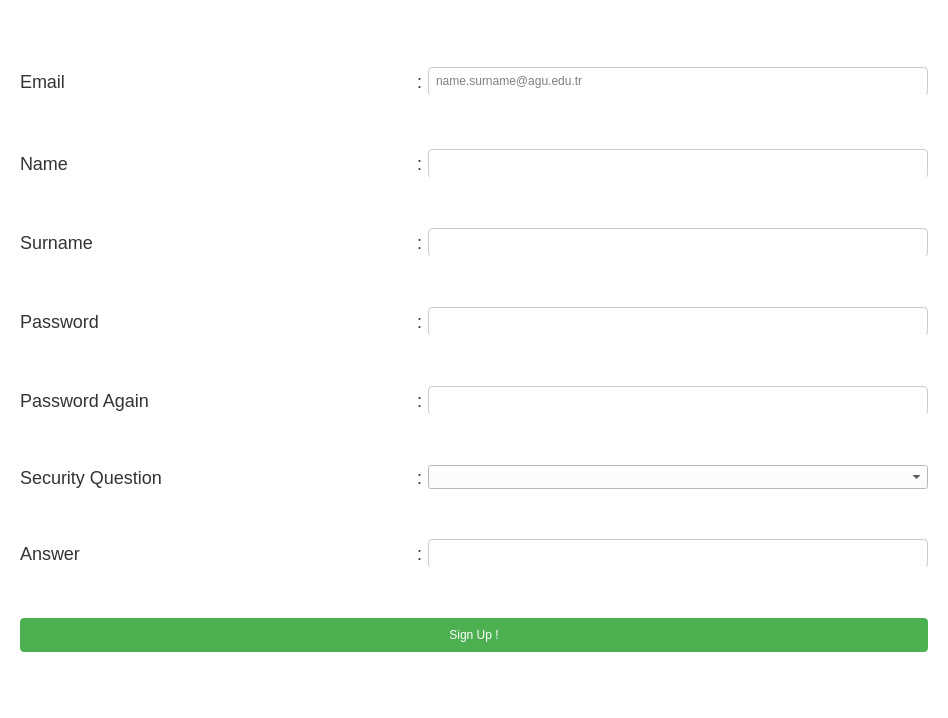
Qt form ui/create_account_window.ui (imndllnuri/students-attendance-app) before a commit.
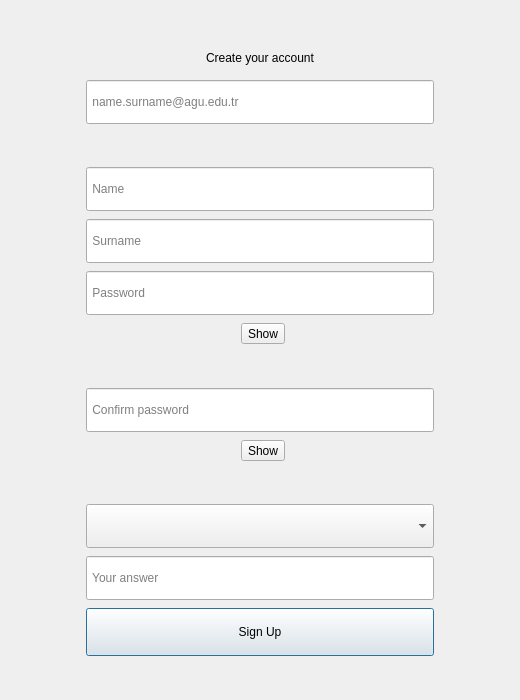
The same form after that commit.

Diff of the .ui file:
```diff
--- a/ui/create_account_window.ui
+++ b/ui/create_account_window.ui
@@ -6,417 +6,163 @@
    <rect>
     <x>0</x>
     <y>0</y>
-    <width>948</width>
-    <height>718</height>
+    <width>520</width>
+    <height>700</height>
    </rect>
   </property>
   <property name="windowTitle">
    <string>Create Account</string>
   </property>
-  <property name="styleSheet">
-   <string notr="true">background-color: rgb(255, 255, 255);</string>
-  </property>
-  <layout class="QGridLayout" name="gridLayout">
-   <item row="0" column="0">
-    <widget class="QWidget" name="widget" native="true">
-     <property name="minimumSize">
-      <size>
-       <width>800</width>
-       <height>600</height>
-      </size>
-     </property>
-     <property name="autoFillBackground">
-      <bool>false</bool>
-     </property>
-     <property name="styleSheet">
-      <string notr="true">/* Style for QLineEdit */
-QLineEdit {
-    border: 1px solid #ccc;
-    border-radius: 4px;
-    padding: 5px;
-}
-
-/* Style for QLabel */
-QLabel {
-    font-size: 18px;
-    color: #333;
-}
-
-/* Style for QPushButton */
-QPushButton {
-    background-color: #4CAF50;
-    color: white;
-    border: none;
-    border-radius: 4px;
-    padding: 10px 20px;
-}
-
-QPushButton:hover {
-    background-color: #45a049;
-}
-</string>
-     </property>
-     <layout class="QVBoxLayout" name="verticalLayout">
+  <layout class="QVBoxLayout" name="root_layout">
+   <property name="leftMargin"><number>0</number></property>
+   <property name="topMargin"><number>0</number></property>
+   <property name="rightMargin"><number>0</number></property>
+   <property name="bottomMargin"><number>0</number></property>
+   <item>
+    <widget class="QWidget" name="background" native="true">
+     <layout class="QVBoxLayout" name="background_layout">
       <item>
-       <layout class="QHBoxLayout" name="emailLayout">
-        <item>
-         <widget class="QLabel" name="email_lbl">
-          <property name="text">
-           <string>Email</string>
-          </property>
-         </widget>
-        </item>
-        <item>
-         <spacer name="horizontalSpacer">
-          <property name="orientation">
-           <enum>Qt::Horizontal</enum>
-          </property>
-          <property name="sizeHint" stdset="0">
-           <size>
-            <width>144</width>
-            <height>35</height>
-           </size>
-          </property>
-         </spacer>
-        </item>
-        <item>
-         <widget class="QLabel" name="label">
-          <property name="text">
-           <string>:</string>
-          </property>
-         </widget>
-        </item>
-        <item>
-         <widget class="QLineEdit" name="email_le">
-          <property name="minimumSize">
-           <size>
-            <width>500</width>
-            <height>0</height>
-           </size>
-          </property>
-          <property name="styleSheet">
-           <string notr="true">background-color: rgb(255, 255, 255);
-border-bottom:2px sold rgba(45,82,101,200);
-color: rgb(0, 0, 0);
-padding-bottom:7px;</string>
-          </property>
-          <property name="placeholderText">
-           <string>name.surname@agu.edu.tr</string>
-          </property>
-         </widget>
-        </item>
-       </layout>
+       <spacer name="top_spacer">
+        <property name="orientation"><enum>Qt::Vertical</enum></property>
+       </spacer>
       </item>
       <item>
-       <layout class="QHBoxLayout" name="nameLayout">
+       <layout class="QHBoxLayout" name="center_layout">
         <item>
-         <widget class="QLabel" name="name_lbl">
-          <property name="text">
-           <string>Name</string>
-          </property>
-         </widget>
-        </item>
-        <item>
-         <spacer name="horizontalSpacer_2">
-          <property name="orientation">
-           <enum>Qt::Horizontal</enum>
-          </property>
-          <property name="sizeHint" stdset="0">
-           <size>
-            <width>144</width>
-            <height>20</height>
-           </size>
-          </property>
+         <spacer name="left_spacer">
+          <property name="orientation"><enum>Qt::Horizontal</enum></property>
          </spacer>
         </item>
         <item>
-         <widget class="QLabel" name="label_2">
-          <property name="text">
-           <string>:</string>
-          </property>
+         <widget class="QFrame" name="card_frame">
+          <property name="minimumSize"><size><width>420</width><height>0</height></size></property>
+          <property name="maximumSize"><size><width>420</width><height>16777215</height></size></property>
+          <layout class="QVBoxLayout" name="card_layout">
+           <property name="leftMargin"><number>36</number></property>
+           <property name="topMargin"><number>28</number></property>
+           <property name="rightMargin"><number>36</number></property>
+           <property name="bottomMargin"><number>28</number></property>
+           <property name="spacing"><number>8</number></property>
+           <item>
+            <widget class="QLabel" name="title_lbl">
+             <property name="alignment"><set>Qt::AlignCenter</set></property>
+             <property name="text"><string>Create your account</string></property>
+            </widget>
+           </item>
+           <item>
+            <widget class="QLineEdit" name="email_le">
+             <property name="minimumSize"><size><width>0</width><height>44</height></size></property>
+             <property name="placeholderText"><string> name.surname@agu.edu.tr</string></property>
+            </widget>
+           </item>
+           <item>
+            <widget class="QLabel" name="email_error_lbl">
+             <property name="visible"><bool>false</bool></property>
+             <property name="wordWrap"><bool>true</bool></property>
+             <property name="text"><string/></property>
+            </widget>
+           </item>
+           <item>
+            <widget class="QLineEdit" name="name_le">
+             <property name="minimumSize"><size><width>0</width><height>44</height></size></property>
+             <property name="placeholderText"><string> Name</string></property>
+            </widget>
+           </item>
+           <item>
+            <widget class="QLineEdit" name="surname_le">
+             <property name="minimumSize"><size><width>0</width><height>44</height></size></property>
+             <property name="placeholderText"><string> Surname</string></property>
+            </widget>
+           </item>
+           <item>
+            <widget class="QLineEdit" name="password_le">
+             <property name="minimumSize"><size><width>0</width><height>44</height></size></property>
+             <property name="echoMode"><enum>QLineEdit::Password</enum></property>
+             <property name="placeholderText"><string> Password</string></property>
+            </widget>
+           </item>
+           <item>
+            <layout class="QHBoxLayout" name="show_password_row">
+             <item>
+              <spacer name="show_password_spacer">
+               <property name="orientation"><enum>Qt::Horizontal</enum></property>
+              </spacer>
+             </item>
+             <item>
+              <widget class="QToolButton" name="show_password_btn">
+               <property name="text"><string>Show</string></property>
+               <property name="checkable"><bool>true</bool></property>
+              </widget>
+             </item>
+            </layout>
+           </item>
+           <item>
+            <widget class="QLabel" name="password_error_lbl">
+             <property name="visible"><bool>false</bool></property>
+             <property name="wordWrap"><bool>true</bool></property>
+             <property name="text"><string/></property>
+            </widget>
+           </item>
+           <item>
+            <widget class="QLineEdit" name="password_again_le">
+             <property name="minimumSize"><size><width>0</width><height>44</height></size></property>
+             <property name="echoMode"><enum>QLineEdit::Password</enum></property>
+             <property name="placeholderText"><string> Confirm password</string></property>
+            </widget>
+           </item>
+           <item>
+            <layout class="QHBoxLayout" name="show_password_again_row">
+             <item>
+              <spacer name="show_password_again_spacer">
+               <property name="orientation"><enum>Qt::Horizontal</enum></property>
+              </spacer>
+             </item>
+             <item>
+              <widget class="QToolButton" name="show_password_again_btn">
+               <property name="text"><string>Show</string></property>
+               <property name="checkable"><bool>true</bool></property>
+              </widget>
+             </item>
+            </layout>
+           </item>
+           <item>
+            <widget class="QLabel" name="password_again_error_lbl">
+             <property name="visible"><bool>false</bool></property>
+             <property name="wordWrap"><bool>true</bool></property>
+             <property name="text"><string/></property>
+            </widget>
+           </item>
+           <item>
+            <widget class="QComboBox" name="security_question_ComboBox">
+             <property name="minimumSize"><size><width>0</width><height>44</height></size></property>
+            </widget>
+           </item>
+           <item>
+            <widget class="QLineEdit" name="answer_le">
+             <property name="minimumSize"><size><width>0</width><height>44</height></size></property>
+             <property name="placeholderText"><string> Your answer</string></property>
+            </widget>
+           </item>
+           <item>
+            <widget class="QPushButton" name="sign_up_btn">
+             <property name="minimumSize"><size><width>0</width><height>48</height></size></property>
+             <property name="text"><string>Sign Up</string></property>
+            </widget>
+           </item>
+          </layout>
          </widget>
         </item>
         <item>
-         <widget class="QLineEdit" name="name_le">
-          <property name="minimumSize">
-           <size>
-            <width>500</width>
-            <height>0</height>
-           </size>
-          </property>
-          <property name="styleSheet">
-           <string notr="true">background-color: rgb(255, 255, 255);
-border-bottom:2px sold rgba(45,82,101,200);
-color: rgb(0, 0, 0);
-padding-bottom:7px;</string>
-          </property>
-          <property name="text">
-           <string/>
-          </property>
-         </widget>
-        </item>
-       </layout>
-      </item>
-      <item>
-       <layout class="QHBoxLayout" name="surnameLayout">
-        <item>
-         <widget class="QLabel" name="surname_lbl">
-          <property name="text">
-           <string>Surname</string>
-          </property>
-         </widget>
-        </item>
-        <item>
-         <spacer name="horizontalSpacer_3">
-          <property name="orientation">
-           <enum>Qt::Horizontal</enum>
-          </property>
-          <property name="sizeHint" stdset="0">
-           <size>
-            <width>144</width>
-            <height>20</height>
-           </size>
-          </property>
+         <spacer name="right_spacer">
+          <property name="orientation"><enum>Qt::Horizontal</enum></property>
          </spacer>
         </item>
-        <item>
-         <widget class="QLabel" name="label_3">
-          <property name="text">
-           <string>:</string>
-          </property>
-         </widget>
-        </item>
-        <item>
-         <widget class="QLineEdit" name="surname_le">
-          <property name="minimumSize">
-           <size>
-            <width>500</width>
-            <height>0</height>
-           </size>
-          </property>
-          <property name="styleSheet">
-           <string notr="true">background-color: rgb(255, 255, 255);
-border-bottom:2px sold rgba(45,82,101,200);
-color: rgb(0, 0, 0);
-padding-bottom:7px;</string>
-          </property>
-         </widget>
-        </item>
        </layout>
       </item>
       <item>
-       <layout class="QHBoxLayout" name="passwordLayout">
-        <item>
-         <widget class="QLabel" name="password_lbl">
-          <property name="text">
-           <string>Password</string>
-          </property>
-         </widget>
-        </item>
-        <item>
-         <spacer name="horizontalSpacer_4">
-          <property name="orientation">
-           <enum>Qt::Horizontal</enum>
-          </property>
-          <property name="sizeHint" stdset="0">
-           <size>
-            <width>144</width>
-            <height>20</height>
-           </size>
-          </property>
-         </spacer>
-        </item>
-        <item>
-         <widget class="QLabel" name="label_4">
-          <property name="text">
-           <string>:</string>
-          </property>
-         </widget>
-        </item>
-        <item>
-         <widget class="QLineEdit" name="password_le">
-          <property name="minimumSize">
-           <size>
-            <width>500</width>
-            <height>0</height>
-           </size>
-          </property>
-          <property name="styleSheet">
-           <string notr="true">background-color: rgb(255, 255, 255);
-border-bottom:2px sold rgba(45,82,101,200);
-color: rgb(0, 0, 0);
-padding-bottom:7px;</string>
-          </property>
-          <property name="echoMode">
-           <enum>QLineEdit::Password</enum>
-          </property>
-         </widget>
-        </item>
-       </layout>
-      </item>
-      <item>
-       <layout class="QHBoxLayout" name="passwordAgLayout">
-        <item>
-         <widget class="QLabel" name="password_again_lbl">
-          <property name="text">
-           <string>Password Again</string>
-          </property>
-         </widget>
-        </item>
-        <item>
-         <spacer name="horizontalSpacer_5">
-          <property name="orientation">
-           <enum>Qt::Horizontal</enum>
-          </property>
-          <property name="sizeHint" stdset="0">
-           <size>
-            <width>144</width>
-            <height>20</height>
-           </size>
-          </property>
-         </spacer>
-        </item>
-        <item>
-         <widget class="QLabel" name="label_5">
-          <property name="text">
-           <string>:</string>
-          </property>
-         </widget>
-        </item>
-        <item>
-         <widget class="QLineEdit" name="password_again_le">
-          <property name="minimumSize">
-           <size>
-            <width>500</width>
-            <height>0</height>
-           </size>
-          </property>
-          <property name="styleSheet">
-           <string notr="true">background-color: rgb(255, 255, 255);
-border-bottom:2px sold rgba(45,82,101,200);
-color: rgb(0, 0, 0);
-padding-bottom:7px;</string>
-          </property>
-          <property name="frame">
-           <bool>true</bool>
-          </property>
-          <property name="echoMode">
-           <enum>QLineEdit::Password</enum>
-          </property>
-         </widget>
-        </item>
-       </layout>
-      </item>
-      <item>
-       <layout class="QHBoxLayout" name="SecurityQLayout">
-        <item>
-         <widget class="QLabel" name="security_question_lbl">
-          <property name="text">
-           <string>Security Question</string>
-          </property>
-         </widget>
-        </item>
-        <item>
-         <spacer name="horizontalSpacer_6">
-          <property name="orientation">
-           <enum>Qt::Horizontal</enum>
-          </property>
-          <property name="sizeHint" stdset="0">
-           <size>
-            <width>144</width>
-            <height>20</height>
-           </size>
-          </property>
-         </spacer>
-        </item>
-        <item>
-         <widget class="QLabel" name="label_6">
-          <property name="text">
-           <string>:</string>
-          </property>
-         </widget>
-        </item>
-        <item>
-         <widget class="QComboBox" name="security_question_ComboBox">
-          <property name="minimumSize">
-           <size>
-            <width>500</width>
-            <height>0</height>
-           </size>
-          </property>
-          <property name="styleSheet">
-           <string notr="true">background-color: rgb(255, 255, 255);
-border-bottom:2px sold rgba(45,82,101,200);
-color: rgb(0, 0, 0);
-padding-bottom:7px;</string>
-          </property>
-         </widget>
-        </item>
-       </layout>
-      </item>
-      <item>
-       <layout class="QHBoxLayout" name="AnswerLayout">
-        <item>
-         <widget class="QLabel" name="answer_lbl">
-          <property name="text">
-           <string>Answer</string>
-          </property>
-         </widget>
-        </item>
-        <item>
-         <spacer name="horizontalSpacer_7">
-          <property name="orientation">
-           <enum>Qt::Horizontal</enum>
-          </property>
-          <property name="sizeHint" stdset="0">
-           <size>
-            <width>150</width>
-            <height>20</height>
-           </size>
-          </property>
-         </spacer>
-        </item>
-        <item>
-         <widget class="QLabel" name="label_7">
-          <property name="text">
-           <string>:</string>
-          </property>
-         </widget>
-        </item>
-        <item>
-         <widget class="QLineEdit" name="answer_le">
-          <property name="minimumSize">
-           <size>
-            <width>500</width>
-            <height>0</height>
-           </size>
-          </property>
-          <property name="styleSheet">
-           <string notr="true">background-color: rgb(255, 255, 255);
-border-bottom:2px sold rgba(45,82,101,200);
-color: rgb(0, 0, 0);
-padding-bottom:7px;</string>
-          </property>
-         </widget>
-        </item>
-       </layout>
-      </item>
-      <item>
-       <layout class="QHBoxLayout" name="horizontalLayout">
-        <item>
-         <widget class="QPushButton" name="sign_up_btn">
-          <property name="minimumSize">
-           <size>
-            <width>0</width>
-            <height>0</height>
-           </size>
-          </property>
-          <property name="text">
-           <string>Sign Up !</string>
-          </property>
-         </widget>
-        </item>
-       </layout>
+       <spacer name="bottom_spacer">
+        <property name="orientation"><enum>Qt::Vertical</enum></property>
+       </spacer>
       </item>
      </layout>
     </widget>
```
